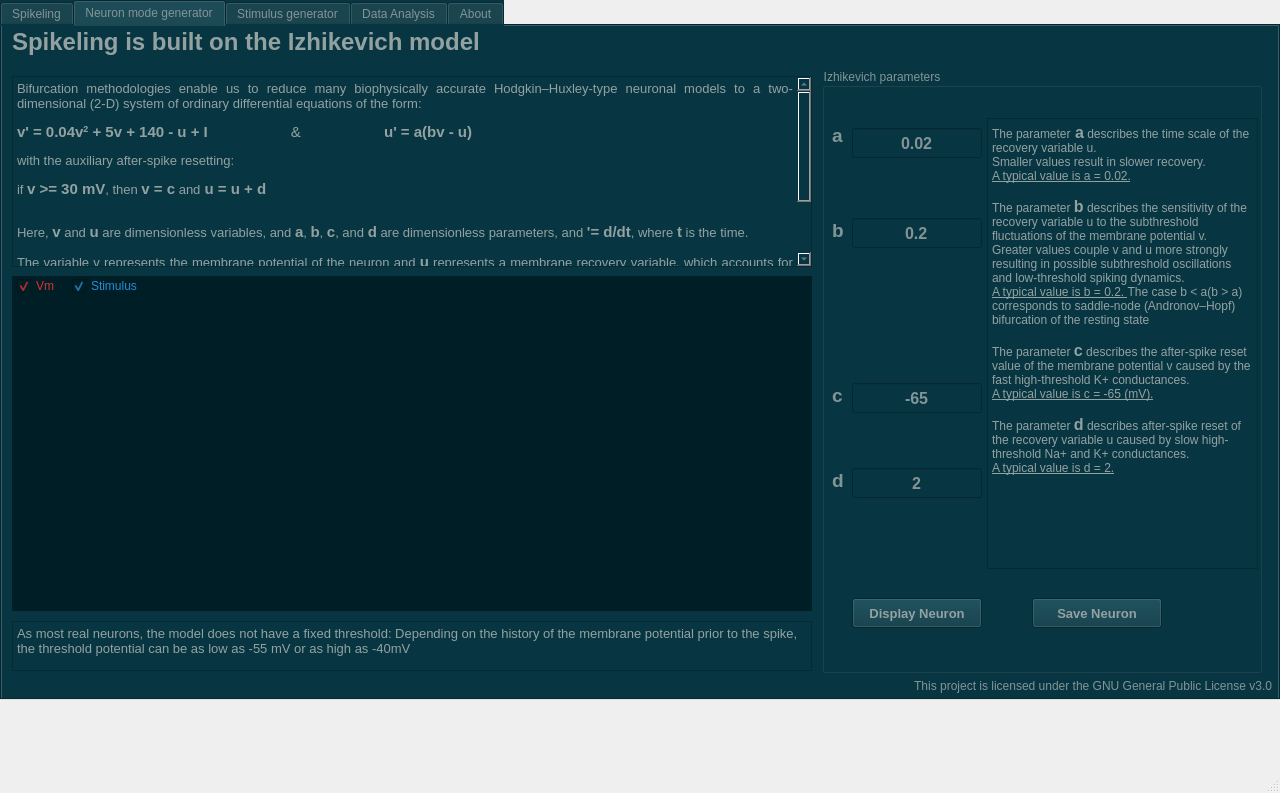
MaxZimmer/Spikeling-V2-dev, file GUI/Spikeling.ui: the form before one commit.
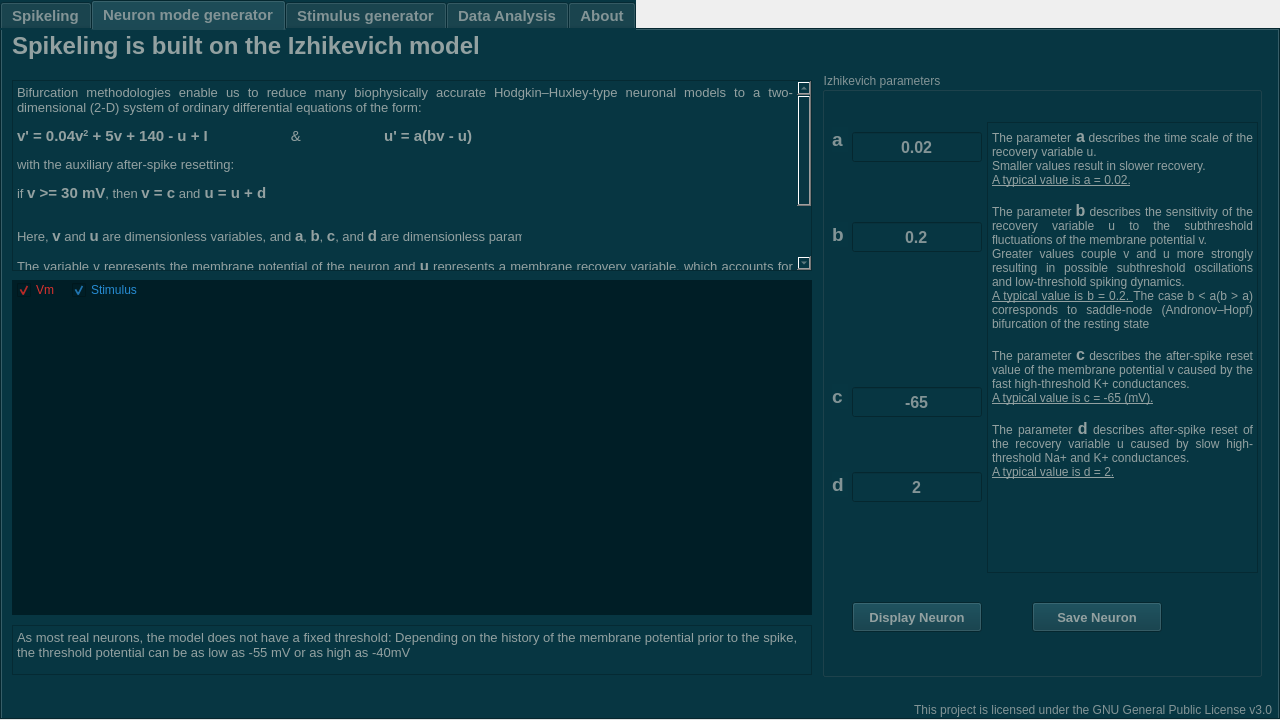
The form after the commit. The open tabs and pages were chosen to show the change. Icons and pictures are not drawn. Custom widgets are drawn as their Qt base class.

```diff
--- a/GUI/Spikeling.ui
+++ b/GUI/Spikeling.ui
@@ -7,7 +7,7 @@
     <x>0</x>
     <y>0</y>
     <width>1280</width>
-    <height>793</height>
+    <height>720</height>
    </rect>
   </property>
   <property name="windowTitle">
@@ -20,11 +20,20 @@
       <x>0</x>
       <y>0</y>
       <width>1280</width>
-      <height>700</height>
+      <height>720</height>
      </rect>
     </property>
+    <property name="font">
+     <font>
+      <pointsize>11</pointsize>
+      <bold>true</bold>
+     </font>
+    </property>
+    <property name="cursor">
+     <cursorShape>ArrowCursor</cursorShape>
+    </property>
     <property name="autoFillBackground">
-     <bool>false</bool>
+     <bool>true</bool>
     </property>
     <property name="styleSheet">
      <string notr="true">color: rgb(131, 148, 150);
@@ -33,7 +42,10 @@
     <property name="currentIndex">
      <number>1</number>
     </property>
-    <widget class="QWidget" name="tab">
+    <property name="documentMode">
+     <bool>false</bool>
+    </property>
+    <widget class="QWidget" name="TabSpikeling">
      <attribute name="title">
       <string>Spikeling</string>
      </attribute>
@@ -1396,9 +1408,9 @@
      <widget class="QLabel" name="label_23">
       <property name="geometry">
        <rect>
-        <x>0</x>
-        <y>650</y>
-        <width>1270</width>
+        <x>889</x>
+        <y>670</y>
+        <width>381</width>
         <height>20</height>
        </rect>
       </property>
@@ -1420,7 +1432,7 @@
       </property>
       <widget class="QCheckBox" name="checkBox_23">
        <property name="enabled">
-        <bool>true</bool>
+        <bool>false</bool>
        </property>
        <property name="geometry">
         <rect>
@@ -1446,7 +1458,7 @@
       </widget>
       <widget class="QCheckBox" name="checkBox_22">
        <property name="enabled">
-        <bool>true</bool>
+        <bool>false</bool>
        </property>
        <property name="geometry">
         <rect>
@@ -1631,20 +1643,20 @@
 &lt;html&gt;&lt;head&gt;&lt;meta name=&quot;qrichtext&quot; content=&quot;1&quot; /&gt;&lt;meta charset=&quot;utf-8&quot; /&gt;&lt;style type=&quot;text/css&quot;&gt;
 p, li { white-space: pre-wrap; }
 &lt;/style&gt;&lt;/head&gt;&lt;body style=&quot; font-family:'Segoe UI'; font-size:9pt; font-weight:400; font-style:normal;&quot;&gt;
-&lt;p style=&quot; margin-top:0px; margin-bottom:0px; margin-left:0px; margin-right:0px; -qt-block-indent:0; text-indent:0px;&quot;&gt;The parameter&lt;span style=&quot; font-size:12pt; font-weight:700;&quot;&gt; a&lt;/span&gt; describes the time scale of the recovery variable u. &lt;/p&gt;
-&lt;p style=&quot; margin-top:0px; margin-bottom:0px; margin-left:0px; margin-right:0px; -qt-block-indent:0; text-indent:0px;&quot;&gt;Smaller values result in slower recovery. &lt;/p&gt;
-&lt;p style=&quot; margin-top:0px; margin-bottom:0px; margin-left:0px; margin-right:0px; -qt-block-indent:0; text-indent:0px;&quot;&gt;&lt;span style=&quot; text-decoration: underline;&quot;&gt;A typical value is a = 0.02.&lt;/span&gt;&lt;/p&gt;
-&lt;p style=&quot; margin-top:0px; margin-bottom:0px; margin-left:0px; margin-right:0px; -qt-block-indent:0; text-indent:0px;&quot;&gt;  &lt;/p&gt;
-&lt;p style=&quot; margin-top:0px; margin-bottom:0px; margin-left:0px; margin-right:0px; -qt-block-indent:0; text-indent:0px;&quot;&gt;The parameter &lt;span style=&quot; font-size:12pt; font-weight:700;&quot;&gt;b&lt;/span&gt; describes the sensitivity of the recovery variable u to the subthreshold fluctuations of the membrane potential v.&lt;/p&gt;
-&lt;p style=&quot; margin-top:0px; margin-bottom:0px; margin-left:0px; margin-right:0px; -qt-block-indent:0; text-indent:0px;&quot;&gt;Greater values couple v and u more strongly resulting in possible subthreshold oscillations and low-threshold spiking dynamics. &lt;/p&gt;
-&lt;p style=&quot; margin-top:0px; margin-bottom:0px; margin-left:0px; margin-right:0px; -qt-block-indent:0; text-indent:0px;&quot;&gt;&lt;span style=&quot; text-decoration: underline;&quot;&gt;A typical value is b = 0.2. &lt;/span&gt;The case b &amp;lt; a(b &amp;gt; a) corresponds to saddle-node (Andronov–Hopf) bifurcation of the resting state&lt;/p&gt;
-&lt;p style=&quot;-qt-paragraph-type:empty; margin-top:0px; margin-bottom:0px; margin-left:0px; margin-right:0px; -qt-block-indent:0; text-indent:0px;&quot;&gt;&lt;br /&gt;&lt;/p&gt;
-&lt;p style=&quot; margin-top:0px; margin-bottom:0px; margin-left:0px; margin-right:0px; -qt-block-indent:0; text-indent:0px;&quot;&gt;The parameter &lt;span style=&quot; font-size:12pt; font-weight:700;&quot;&gt;c&lt;/span&gt; describes the after-spike reset value of the membrane potential v caused by the fast high-threshold K+ conductances. &lt;/p&gt;
-&lt;p style=&quot; margin-top:0px; margin-bottom:0px; margin-left:0px; margin-right:0px; -qt-block-indent:0; text-indent:0px;&quot;&gt;&lt;span style=&quot; text-decoration: underline;&quot;&gt;A typical value is c = -65 (mV).&lt;/span&gt;&lt;/p&gt;
-&lt;p style=&quot;-qt-paragraph-type:empty; margin-top:0px; margin-bottom:0px; margin-left:0px; margin-right:0px; -qt-block-indent:0; text-indent:0px;&quot;&gt;&lt;br /&gt;&lt;/p&gt;
-&lt;p style=&quot; margin-top:0px; margin-bottom:0px; margin-left:0px; margin-right:0px; -qt-block-indent:0; text-indent:0px;&quot;&gt;The parameter &lt;span style=&quot; font-size:12pt; font-weight:700;&quot;&gt;d&lt;/span&gt; describes after-spike reset of the recovery variable u caused by slow high-threshold Na+ and K+ conductances.&lt;/p&gt;
-&lt;p style=&quot; margin-top:0px; margin-bottom:0px; margin-left:0px; margin-right:0px; -qt-block-indent:0; text-indent:0px;&quot;&gt;&lt;span style=&quot; text-decoration: underline;&quot;&gt;A typical value is d = 2.&lt;/span&gt;&lt;/p&gt;
-&lt;p style=&quot; margin-top:0px; margin-bottom:0px; margin-left:0px; margin-right:0px; -qt-block-indent:0; text-indent:0px;&quot;&gt;  &lt;/p&gt;&lt;/body&gt;&lt;/html&gt;</string>
+&lt;p align=&quot;justify&quot; style=&quot; margin-top:0px; margin-bottom:0px; margin-left:0px; margin-right:0px; -qt-block-indent:0; text-indent:0px;&quot;&gt;The parameter&lt;span style=&quot; font-size:12pt; font-weight:700;&quot;&gt; a&lt;/span&gt; describes the time scale of the recovery variable u. &lt;/p&gt;
+&lt;p align=&quot;justify&quot; style=&quot; margin-top:0px; margin-bottom:0px; margin-left:0px; margin-right:0px; -qt-block-indent:0; text-indent:0px;&quot;&gt;Smaller values result in slower recovery. &lt;/p&gt;
+&lt;p align=&quot;justify&quot; style=&quot; margin-top:0px; margin-bottom:0px; margin-left:0px; margin-right:0px; -qt-block-indent:0; text-indent:0px;&quot;&gt;&lt;span style=&quot; text-decoration: underline;&quot;&gt;A typical value is a = 0.02.&lt;/span&gt;&lt;/p&gt;
+&lt;p align=&quot;justify&quot; style=&quot; margin-top:0px; margin-bottom:0px; margin-left:0px; margin-right:0px; -qt-block-indent:0; text-indent:0px;&quot;&gt;  &lt;/p&gt;
+&lt;p align=&quot;justify&quot; style=&quot; margin-top:0px; margin-bottom:0px; margin-left:0px; margin-right:0px; -qt-block-indent:0; text-indent:0px;&quot;&gt;The parameter &lt;span style=&quot; font-size:12pt; font-weight:700;&quot;&gt;b&lt;/span&gt; describes the sensitivity of the recovery variable u to the subthreshold fluctuations of the membrane potential v.&lt;/p&gt;
+&lt;p align=&quot;justify&quot; style=&quot; margin-top:0px; margin-bottom:0px; margin-left:0px; margin-right:0px; -qt-block-indent:0; text-indent:0px;&quot;&gt;Greater values couple v and u more strongly resulting in possible subthreshold oscillations and low-threshold spiking dynamics. &lt;/p&gt;
+&lt;p align=&quot;justify&quot; style=&quot; margin-top:0px; margin-bottom:0px; margin-left:0px; margin-right:0px; -qt-block-indent:0; text-indent:0px;&quot;&gt;&lt;span style=&quot; text-decoration: underline;&quot;&gt;A typical value is b = 0.2. &lt;/span&gt;The case b &amp;lt; a(b &amp;gt; a) corresponds to saddle-node (Andronov–Hopf) bifurcation of the resting state&lt;/p&gt;
+&lt;p align=&quot;justify&quot; style=&quot;-qt-paragraph-type:empty; margin-top:0px; margin-bottom:0px; margin-left:0px; margin-right:0px; -qt-block-indent:0; text-indent:0px;&quot;&gt;&lt;br /&gt;&lt;/p&gt;
+&lt;p align=&quot;justify&quot; style=&quot; margin-top:0px; margin-bottom:0px; margin-left:0px; margin-right:0px; -qt-block-indent:0; text-indent:0px;&quot;&gt;The parameter &lt;span style=&quot; font-size:12pt; font-weight:700;&quot;&gt;c&lt;/span&gt; describes the after-spike reset value of the membrane potential v caused by the fast high-threshold K+ conductances. &lt;/p&gt;
+&lt;p align=&quot;justify&quot; style=&quot; margin-top:0px; margin-bottom:0px; margin-left:0px; margin-right:0px; -qt-block-indent:0; text-indent:0px;&quot;&gt;&lt;span style=&quot; text-decoration: underline;&quot;&gt;A typical value is c = -65 (mV).&lt;/span&gt;&lt;/p&gt;
+&lt;p align=&quot;justify&quot; style=&quot;-qt-paragraph-type:empty; margin-top:0px; margin-bottom:0px; margin-left:0px; margin-right:0px; -qt-block-indent:0; text-indent:0px;&quot;&gt;&lt;br /&gt;&lt;/p&gt;
+&lt;p align=&quot;justify&quot; style=&quot; margin-top:0px; margin-bottom:0px; margin-left:0px; margin-right:0px; -qt-block-indent:0; text-indent:0px;&quot;&gt;The parameter &lt;span style=&quot; font-size:12pt; font-weight:700;&quot;&gt;d&lt;/span&gt; describes after-spike reset of the recovery variable u caused by slow high-threshold Na+ and K+ conductances.&lt;/p&gt;
+&lt;p align=&quot;justify&quot; style=&quot; margin-top:0px; margin-bottom:0px; margin-left:0px; margin-right:0px; -qt-block-indent:0; text-indent:0px;&quot;&gt;&lt;span style=&quot; text-decoration: underline;&quot;&gt;A typical value is d = 2.&lt;/span&gt;&lt;/p&gt;
+&lt;p align=&quot;justify&quot; style=&quot; margin-top:0px; margin-bottom:0px; margin-left:0px; margin-right:0px; -qt-block-indent:0; text-indent:0px;&quot;&gt;  &lt;/p&gt;&lt;/body&gt;&lt;/html&gt;</string>
        </property>
       </widget>
       <widget class="QLabel" name="label_11">
@@ -1664,7 +1676,7 @@
        <property name="geometry">
         <rect>
          <x>10</x>
-         <y>315</y>
+         <y>312</y>
          <width>16</width>
          <height>25</height>
         </rect>
@@ -1780,8 +1792,8 @@
        <rect>
         <x>10</x>
         <y>645</y>
-        <width>120</width>
-        <height>30</height>
+        <width>170</width>
+        <height>45</height>
        </rect>
       </property>
       <property name="text">
@@ -1797,10 +1809,10 @@
      <widget class="QLabel" name="label_29">
       <property name="geometry">
        <rect>
-        <x>280</x>
-        <y>645</y>
-        <width>40</width>
-        <height>26</height>
+        <x>390</x>
+        <y>648</y>
+        <width>51</width>
+        <height>41</height>
        </rect>
       </property>
       <property name="text">
@@ -1816,10 +1828,10 @@
      <widget class="QLabel" name="label_30">
       <property name="geometry">
        <rect>
-        <x>120</x>
-        <y>650</y>
-        <width>151</width>
-        <height>16</height>
+        <x>170</x>
+        <y>655</y>
+        <width>201</width>
+        <height>21</height>
        </rect>
       </property>
       <property name="text">
@@ -1832,6 +1844,35 @@
        <bool>true</bool>
       </property>
      </widget>
+     <widget class="QLabel" name="IzhikImage">
+      <property name="geometry">
+       <rect>
+        <x>520</x>
+        <y>70</y>
+        <width>241</width>
+        <height>151</height>
+       </rect>
+      </property>
+      <property name="text">
+       <string/>
+      </property>
+      <property name="pixmap">
+       <pixmap>Pictures &amp; Logos/izhik.png</pixmap>
+      </property>
+      <property name="scaledContents">
+       <bool>true</bool>
+      </property>
+     </widget>
+     <zorder>Tab2Text1</zorder>
+     <zorder>TrendLogoTab2</zorder>
+     <zorder>LicenseTab2</zorder>
+     <zorder>Oscilloscope2</zorder>
+     <zorder>IzhikevichParameters</zorder>
+     <zorder>Tab2Title</zorder>
+     <zorder>Tab2Text2</zorder>
+     <zorder>BadenLabLogoTab2</zorder>
+     <zorder>ONLogoTab2</zorder>
+     <zorder>IzhikImage</zorder>
     </widget>
     <widget class="QWidget" name="tab_3">
      <attribute name="title">
@@ -1886,7 +1927,6 @@
     </rect>
    </property>
   </widget>
-  <widget class="QStatusBar" name="statusbar"/>
  </widget>
  <customwidgets>
   <customwidget>
```
Left out of the diff: 256 changed lines with no effect on the pictures.
